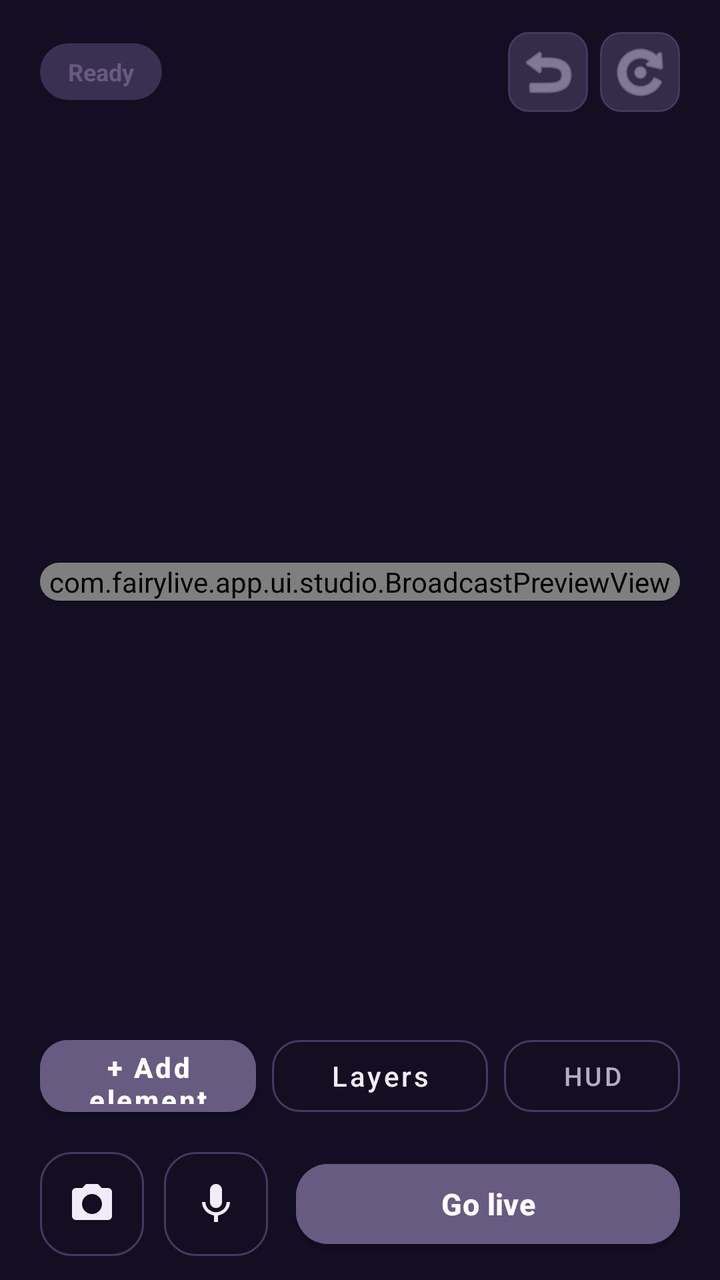
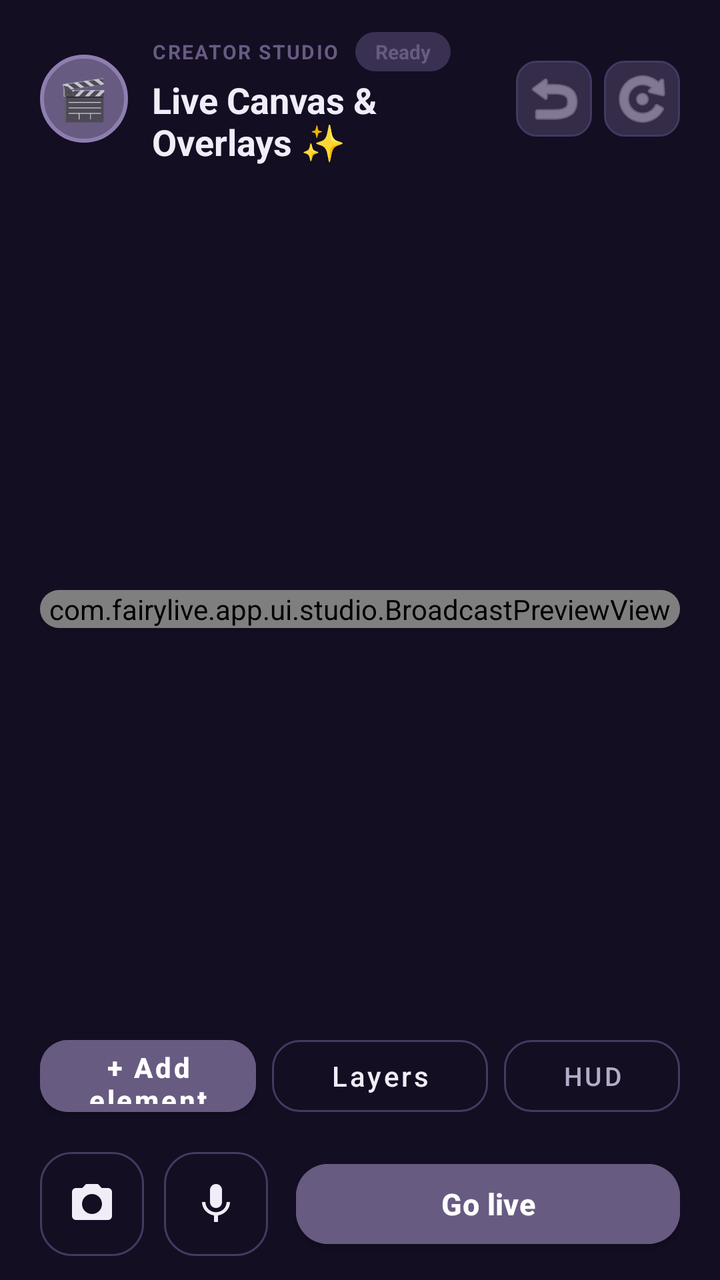

An Android layout rendered at two revisions. The XML below is the earlier revision; the diff shows what the commit changed to produce the second picture.
<!-- AndroidManifest.xml: application theme Theme.FairyLive -->
<!-- res/layout/fragment_creator_studio.xml -->
<?xml version="1.0" encoding="utf-8"?>
<androidx.coordinatorlayout.widget.CoordinatorLayout xmlns:android="http://schemas.android.com/apk/res/android"
    xmlns:app="http://schemas.android.com/apk/res-auto"
    android:layout_width="match_parent"
    android:layout_height="match_parent"
    android:background="@color/bg_primary">

    
    <LinearLayout
        android:layout_width="match_parent"
        android:layout_height="match_parent"
        android:orientation="vertical"
        android:paddingHorizontal="20dp"
        android:paddingTop="16dp"
        android:paddingBottom="12dp">

        
        <LinearLayout
            android:layout_width="match_parent"
            android:layout_height="wrap_content"
            android:gravity="center_vertical"
            android:orientation="horizontal">

            <TextView
                android:id="@+id/tv_studio_status_badge"
                android:layout_width="wrap_content"
                android:layout_height="wrap_content"
                android:background="@drawable/bg_status_pill"
                android:paddingHorizontal="14dp"
                android:paddingVertical="6dp"
                android:text="Ready"
                android:textColor="@color/accent_primary"
                android:textSize="12sp"
                android:textStyle="bold" />

            <TextView
                android:id="@+id/tv_stream_timer"
                android:layout_width="wrap_content"
                android:layout_height="wrap_content"
                android:layout_marginStart="10dp"
                android:text="00:00:00"
                android:textColor="@color/text_secondary"
                android:textSize="13sp"
                android:visibility="gone" />

            <View
                android:layout_width="0dp"
                android:layout_height="1dp"
                android:layout_weight="1" />

            <ImageButton
                android:id="@+id/btn_undo"
                android:layout_width="40dp"
                android:layout_height="40dp"
                android:layout_marginEnd="6dp"
                android:background="@drawable/bg_control_icon_button"
                android:contentDescription="Undo"
                android:src="@android:drawable/ic_menu_revert"
                app:tint="@color/text_secondary" />

            <ImageButton
                android:id="@+id/btn_redo"
                android:layout_width="40dp"
                android:layout_height="40dp"
                android:background="@drawable/bg_control_icon_button"
                android:contentDescription="Redo"
                android:src="@android:drawable/ic_menu_rotate"
                app:tint="@color/text_secondary" />
        </LinearLayout>

        
        <HorizontalScrollView
            android:layout_width="match_parent"
            android:layout_height="wrap_content"
            android:layout_marginTop="12dp"
            android:scrollbars="none">

            <LinearLayout
                android:id="@+id/layout_scene_chips"
                android:layout_width="wrap_content"
                android:layout_height="wrap_content"
                android:gravity="center_vertical"
                android:orientation="horizontal">
                
            </LinearLayout>
        </HorizontalScrollView>

        
        <FrameLayout
            android:id="@+id/preview_card"
            android:layout_width="match_parent"
            android:layout_height="0dp"
            android:layout_weight="1"
            android:layout_marginTop="12dp"
            android:layout_marginBottom="12dp">

            <androidx.cardview.widget.CardView
                android:layout_width="match_parent"
                android:layout_height="wrap_content"
                android:layout_gravity="center"
                app:cardBackgroundColor="@color/bg_card"
                app:cardCornerRadius="22dp"
                app:cardElevation="2dp">

                <FrameLayout
                    android:id="@+id/preview_container"
                    android:layout_width="match_parent"
                    android:layout_height="wrap_content">

                    
                    <com.fairylive.app.ui.studio.BroadcastPreviewView
                        android:id="@+id/broadcast_preview_view"
                        android:layout_width="match_parent"
                        android:layout_height="wrap_content"
                        android:layout_gravity="center" />

                    
                    <LinearLayout
                        android:id="@+id/layout_hud_overlay"
                        android:layout_width="wrap_content"
                        android:layout_height="wrap_content"
                        android:layout_gravity="top|start"
                        android:layout_margin="12dp"
                        android:background="@drawable/bg_hud_overlay"
                        android:orientation="horizontal"
                        android:paddingHorizontal="12dp"
                        android:paddingVertical="6dp"
                        android:visibility="gone">

                        <TextView
                            android:id="@+id/tv_hud_fps"
                            android:layout_width="wrap_content"
                            android:layout_height="wrap_content"
                            android:text="30 FPS"
                            android:textColor="@color/status_green"
                            android:textSize="11sp"
                            android:textStyle="bold" />

                        <TextView
                            android:layout_width="wrap_content"
                            android:layout_height="wrap_content"
                            android:text=" • "
                            android:textColor="@color/text_muted"
                            android:textSize="11sp" />

                        <TextView
                            android:id="@+id/tv_hud_bitrate"
                            android:layout_width="wrap_content"
                            android:layout_height="wrap_content"
                            android:text="2.0 Mbps"
                            android:textColor="@color/text_on_dark"
                            android:textSize="11sp" />

                        <TextView
                            android:layout_width="wrap_content"
                            android:layout_height="wrap_content"
                            android:text=" • "
                            android:textColor="@color/text_muted"
                            android:textSize="11sp" />

                        <TextView
                            android:id="@+id/tv_hud_audio_rate"
                            android:layout_width="wrap_content"
                            android:layout_height="wrap_content"
                            android:text="48 kHz"
                            android:textColor="@color/text_on_dark_muted"
                            android:textSize="11sp" />

                        <TextView
                            android:layout_width="wrap_content"
                            android:layout_height="wrap_content"
                            android:text=" • "
                            android:textColor="@color/text_muted"
                            android:textSize="11sp" />

                        <TextView
                            android:id="@+id/tv_hud_codecs"
                            android:layout_width="wrap_content"
                            android:layout_height="wrap_content"
                            android:text="A/V 0 ms"
                            android:textColor="@color/text_on_dark_muted"
                            android:textSize="11sp" />
                    </LinearLayout>
                </FrameLayout>
            </androidx.cardview.widget.CardView>
        </FrameLayout>

        
        <LinearLayout
            android:id="@+id/layout_default_toolbar"
            android:layout_width="match_parent"
            android:layout_height="wrap_content"
            android:gravity="center_vertical"
            android:orientation="horizontal">

            <com.google.android.material.button.MaterialButton
                android:id="@+id/btn_add_overlay"
                android:layout_width="0dp"
                android:layout_height="48dp"
                android:layout_weight="1"
                android:layout_marginEnd="8dp"
                android:backgroundTint="@color/accent_primary"
                android:text="+ Add element"
                android:textAllCaps="false"
                android:textColor="@color/text_on_dark"
                android:textSize="14sp"
                android:textStyle="bold"
                app:cornerRadius="14dp"
                app:elevation="1dp" />

            <com.google.android.material.button.MaterialButton
                android:id="@+id/btn_layers_toggle"
                style="@style/Widget.MaterialComponents.Button.OutlinedButton"
                android:layout_width="0dp"
                android:layout_height="48dp"
                android:layout_weight="1"
                android:layout_marginEnd="8dp"
                android:text="Layers"
                android:textAllCaps="false"
                android:textColor="@color/text_primary"
                android:textSize="14sp"
                app:cornerRadius="14dp"
                app:strokeColor="@color/bg_card_stroke"
                app:strokeWidth="1dp" />

            <com.google.android.material.button.MaterialButton
                android:id="@+id/btn_hud_toggle"
                style="@style/Widget.MaterialComponents.Button.OutlinedButton"
                android:layout_width="wrap_content"
                android:layout_height="48dp"
                android:text="HUD"
                android:textAllCaps="false"
                android:textColor="@color/text_secondary"
                android:textSize="13sp"
                app:cornerRadius="14dp"
                app:strokeColor="@color/bg_card_stroke"
                app:strokeWidth="1dp" />
        </LinearLayout>

        
        <androidx.cardview.widget.CardView
            android:id="@+id/layout_selected_properties"
            android:layout_width="match_parent"
            android:layout_height="wrap_content"
            android:visibility="gone"
            app:cardBackgroundColor="@color/bg_card"
            app:cardCornerRadius="18dp"
            app:cardElevation="2dp">

            <LinearLayout
                android:layout_width="match_parent"
                android:layout_height="wrap_content"
                android:orientation="vertical"
                android:padding="14dp">

                <LinearLayout
                    android:layout_width="match_parent"
                    android:layout_height="wrap_content"
                    android:gravity="center_vertical"
                    android:orientation="horizontal">

                    <TextView
                        android:id="@+id/tv_selected_element_title"
                        style="@style/Typography.FairyLive.Title"
                        android:layout_width="0dp"
                        android:layout_height="wrap_content"
                        android:layout_weight="1"
                        android:text="Text Overlay"
                        android:textSize="14sp" />

                    <ImageButton
                        android:id="@+id/btn_element_close_selection"
                        android:layout_width="32dp"
                        android:layout_height="32dp"
                        android:background="?attr/selectableItemBackgroundBorderless"
                        android:src="@drawable/ic_stop"
                        app:tint="@color/text_muted" />
                </LinearLayout>

                <LinearLayout
                    android:layout_width="match_parent"
                    android:layout_height="wrap_content"
                    android:layout_marginTop="10dp"
                    android:gravity="center_vertical"
                    android:orientation="horizontal">

                    <com.google.android.material.button.MaterialButton
                        android:id="@+id/btn_element_edit"
                        android:layout_width="0dp"
                        android:layout_height="42dp"
                        android:layout_weight="1"
                        android:layout_marginEnd="8dp"
                        android:backgroundTint="@color/accent_primary"
                        android:text="Edit"
                        android:textAllCaps="false"
                        android:textColor="@color/text_on_dark"
                        android:textSize="13sp"
                        app:cornerRadius="12dp"
                        app:elevation="0dp" />

                    <com.google.android.material.button.MaterialButton
                        android:id="@+id/btn_element_layer_up"
                        style="@style/Widget.MaterialComponents.Button.OutlinedButton"
                        android:layout_width="42dp"
                        android:layout_height="42dp"
                        android:layout_marginEnd="6dp"
                        android:insetLeft="0dp"
                        android:insetTop="0dp"
                        android:insetRight="0dp"
                        android:insetBottom="0dp"
                        android:padding="0dp"
                        android:text="▲"
                        android:textColor="@color/text_primary"
                        android:textSize="12sp"
                        app:cornerRadius="12dp"
                        app:strokeColor="@color/bg_card_stroke" />

                    <com.google.android.material.button.MaterialButton
                        android:id="@+id/btn_element_layer_down"
                        style="@style/Widget.MaterialComponents.Button.OutlinedButton"
                        android:layout_width="42dp"
                        android:layout_height="42dp"
                        android:layout_marginEnd="8dp"
                        android:insetLeft="0dp"
                        android:insetTop="0dp"
                        android:insetRight="0dp"
                        android:insetBottom="0dp"
                        android:padding="0dp"
                        android:text="▼"
                        android:textColor="@color/text_primary"
                        android:textSize="12sp"
                        app:cornerRadius="12dp"
                        app:strokeColor="@color/bg_card_stroke" />

                    <com.google.android.material.button.MaterialButton
                        android:id="@+id/btn_element_duplicate"
                        style="@style/Widget.MaterialComponents.Button.OutlinedButton"
                        android:layout_width="wrap_content"
                        android:layout_height="42dp"
                        android:layout_marginEnd="8dp"
                        android:text="Copy"
                        android:textAllCaps="false"
                        android:textColor="@color/text_primary"
                        android:textSize="13sp"
                        app:cornerRadius="12dp"
                        app:strokeColor="@color/bg_card_stroke" />

                    <com.google.android.material.button.MaterialButton
                        android:id="@+id/btn_element_delete"
                        style="@style/Widget.MaterialComponents.Button.OutlinedButton"
                        android:layout_width="wrap_content"
                        android:layout_height="42dp"
                        android:text="Delete"
                        android:textAllCaps="false"
                        android:textColor="@color/status_red"
                        android:textSize="13sp"
                        app:cornerRadius="12dp"
                        app:strokeColor="@color/status_red" />
                </LinearLayout>
            </LinearLayout>
        </androidx.cardview.widget.CardView>

        
        <LinearLayout
            android:layout_width="match_parent"
            android:layout_height="wrap_content"
            android:layout_marginTop="14dp"
            android:gravity="center_vertical"
            android:orientation="horizontal">

            <com.google.android.material.button.MaterialButton
                android:id="@+id/btn_toggle_camera"
                style="@style/Widget.MaterialComponents.Button.OutlinedButton"
                android:layout_width="52dp"
                android:layout_height="52dp"
                android:insetLeft="0dp"
                android:insetTop="0dp"
                android:insetRight="0dp"
                android:insetBottom="0dp"
                android:padding="0dp"
                app:cornerRadius="16dp"
                app:icon="@drawable/ic_camera"
                app:iconGravity="textStart"
                app:iconPadding="0dp"
                app:iconTint="@color/text_primary"
                app:strokeColor="@color/bg_card_stroke"
                app:strokeWidth="1dp" />

            <com.google.android.material.button.MaterialButton
                android:id="@+id/btn_toggle_mic"
                style="@style/Widget.MaterialComponents.Button.OutlinedButton"
                android:layout_width="52dp"
                android:layout_height="52dp"
                android:layout_marginStart="10dp"
                android:insetLeft="0dp"
                android:insetTop="0dp"
                android:insetRight="0dp"
                android:insetBottom="0dp"
                android:padding="0dp"
                app:cornerRadius="16dp"
                app:icon="@drawable/ic_mic"
                app:iconGravity="textStart"
                app:iconPadding="0dp"
                app:iconTint="@color/text_primary"
                app:strokeColor="@color/bg_card_stroke"
                app:strokeWidth="1dp" />

            <com.google.android.material.button.MaterialButton
                android:id="@+id/btn_go_live"
                android:layout_width="0dp"
                android:layout_height="52dp"
                android:layout_marginStart="14dp"
                android:layout_weight="1"
                android:backgroundTint="@color/accent_primary"
                android:letterSpacing="0.01"
                android:text="Go live"
                android:textAllCaps="false"
                android:textColor="@color/text_on_dark"
                android:textSize="15sp"
                android:textStyle="bold"
                app:cornerRadius="16dp"
                app:elevation="2dp" />
        </LinearLayout>

    </LinearLayout>

</androidx.coordinatorlayout.widget.CoordinatorLayout>
<!-- resources referenced by this layout -->
<resources>
  <color name="accent_primary">#685B82</color>
  <color name="bg_card">#342C48</color>
  <color name="bg_card_stroke">#433A61</color>
  <color name="bg_primary">#130E22</color>
  <color name="status_green">#00E676</color>
  <color name="status_red">#FF5252</color>
  <color name="text_muted">#7E7494</color>
  <color name="text_on_dark">#FFFFFF</color>
  <color name="text_on_dark_muted">#C8C1D6</color>
  <color name="text_primary">#F1EDF8</color>
  <color name="text_secondary">#B5ADC7</color>
  <!-- drawable bg_control_icon_button (drawable) -->
  <?xml version="1.0" encoding="utf-8"?>
  <shape xmlns:android="http://schemas.android.com/apk/res/android"
      android:shape="rectangle">
      <solid android:color="@color/bg_card" />
      <stroke
          android:width="1dp"
          android:color="@color/bg_card_stroke" />
      <corners android:radius="@dimen/radius_sm" />
  </shape>
  <!-- drawable bg_hud_overlay (drawable) -->
  <?xml version="1.0" encoding="utf-8"?>
  <shape xmlns:android="http://schemas.android.com/apk/res/android"
      android:shape="rectangle">
      <solid android:color="#E61C152E" />
      <stroke
          android:width="1dp"
          android:color="#433A61" />
      <corners android:radius="8dp" />
  </shape>
  <!-- drawable bg_status_pill (drawable) -->
  <?xml version="1.0" encoding="utf-8"?>
  <shape xmlns:android="http://schemas.android.com/apk/res/android"
      android:shape="rectangle">
      <solid android:color="@color/bg_card_stroke_subtle" />
      <corners android:radius="@dimen/pill_radius" />
  </shape>
  <!-- drawable ic_stop (drawable) -->
  <vector xmlns:android="http://schemas.android.com/apk/res/android"
      android:width="24dp"
      android:height="24dp"
      android:viewportWidth="24"
      android:viewportHeight="24">
      <path
          android:fillColor="#FFFFFFFF"
          android:pathData="M6,6h12v12H6z" />
  </vector>
  <style name="Typography.FairyLive.Title" parent="TextAppearance.MaterialComponents.Headline6">
          <item name="android:textColor">@color/text_primary</item>
          <item name="android:textStyle">bold</item>
          <item name="android:letterSpacing">-0.01</item>
      </style>
  <dimen name="radius_sm">10dp</dimen>
  <color name="bg_card_stroke_subtle">#3A3052</color>
  <dimen name="pill_radius">999dp</dimen>
  <color name="accent_primary_variant">#8E7EB0</color>
  <color name="bg_surface">#1C152E</color>
  <style name="Theme.FairyLive.BottomSheetDialog" parent="ThemeOverlay.MaterialComponents.BottomSheetDialog">
          <item name="android:windowAnimationStyle">@style/DialogAnimation.FairyLive.BottomSheet</item>
          <item name="bottomSheetStyle">@style/FairyBottomSheetStyle</item>
      </style>
  <style name="DialogAnimation.FairyLive.BottomSheet" parent="Animation.Design.BottomSheetDialog">
          <item name="android:windowEnterAnimation">@anim/slide_in_bottom</item>
          <item name="android:windowExitAnimation">@anim/slide_out_bottom</item>
      </style>
  <style name="FairyBottomSheetStyle" parent="Widget.MaterialComponents.BottomSheet.Modal">
          <item name="android:background">@drawable/bg_bottom_sheet</item>
          <item name="behavior_peekHeight">280dp</item>
      </style>
  <dimen name="radius_xl">24dp</dimen>
  <!-- unchanged entries left out for length: 4 -->
</resources>

<!-- the commit's change to res/layout/fragment_creator_studio.xml (unified diff, before → after) -->
@@ -21,37 +21,87 @@
             android:gravity="center_vertical"
             android:orientation="horizontal">
 
-            <TextView
-                android:id="@+id/tv_studio_status_badge"
-                android:layout_width="wrap_content"
+            <FrameLayout
+                android:layout_width="44dp"
+                android:layout_height="44dp"
+                android:background="@drawable/bg_avatar_circle">
+
+                <TextView
+                    android:layout_width="wrap_content"
+                    android:layout_height="wrap_content"
+                    android:layout_gravity="center"
+                    android:text="🎬"
+                    android:textSize="20sp" />
+            </FrameLayout>
+
+            <LinearLayout
+                android:layout_width="0dp"
                 android:layout_height="wrap_content"
-                android:background="@drawable/bg_status_pill"
-                android:paddingHorizontal="14dp"
-                android:paddingVertical="6dp"
-                android:text="Ready"
-                android:textColor="@color/accent_primary"
-                android:textSize="12sp"
-                android:textStyle="bold" />
-
-            <TextView
-                android:id="@+id/tv_stream_timer"
-                android:layout_width="wrap_content"
-                android:layout_height="wrap_content"
-                android:layout_marginStart="10dp"
-                android:text="00:00:00"
-                android:textColor="@color/text_secondary"
-                android:textSize="13sp"
-                android:visibility="gone" />
-
-            <View
-                android:layout_width="0dp"
-                android:layout_height="1dp"
-                android:layout_weight="1" />
+                android:layout_marginStart="12dp"
+                android:layout_weight="1"
+                android:orientation="vertical">
+
+                <LinearLayout
+                    android:layout_width="wrap_content"
+                    android:layout_height="wrap_content"
+                    android:gravity="center_vertical"
+                    android:orientation="horizontal">
+
+                    <TextView
+                        android:layout_width="wrap_content"
+                        android:layout_height="wrap_content"
+                        android:text="CREATOR STUDIO"
+                        android:textColor="@color/accent_primary"
+                        android:textSize="10sp"
+                        android:textStyle="bold"
+                        android:letterSpacing="0.08" />
+
+                    <TextView
+                        android:id="@+id/tv_studio_status_badge"
+                        android:layout_width="wrap_content"
+                        android:layout_height="wrap_content"
+                        android:layout_marginStart="8dp"
+                        android:background="@drawable/bg_status_pill"
+                        android:paddingHorizontal="10dp"
+                        android:paddingVertical="3dp"
+                        android:text="Ready"
+                        android:textColor="@color/accent_primary"
+                        android:textSize="10sp"
+                        android:textStyle="bold" />
+                </LinearLayout>
+
+                <LinearLayout
+                    android:layout_width="wrap_content"
+                    android:layout_height="wrap_content"
+                    android:layout_marginTop="2dp"
+                    android:gravity="center_vertical"
+                    android:orientation="horizontal">
+
+                    <TextView
+                        android:layout_width="wrap_content"
+                        android:layout_height="wrap_content"
+                        android:text="Live Canvas &amp; Overlays ✨"
+                        android:textColor="@color/text_primary"
+                        android:textSize="18sp"
+                        android:textStyle="bold" />
+
+                    <TextView
+                        android:id="@+id/tv_stream_timer"
+                        android:layout_width="wrap_content"
+                        android:layout_height="wrap_content"
+                        android:layout_marginStart="8dp"
+                        android:text="00:00:00"
+                        android:textColor="@color/status_red"
+                        android:textSize="12sp"
+                        android:textStyle="bold"
+                        android:visibility="gone" />
+                </LinearLayout>
+            </LinearLayout>
 
             <ImageButton
                 android:id="@+id/btn_undo"
-                android:layout_width="40dp"
-                android:layout_height="40dp"
+                android:layout_width="38dp"
+                android:layout_height="38dp"
                 android:layout_marginEnd="6dp"
                 android:background="@drawable/bg_control_icon_button"
                 android:contentDescription="Undo"
@@ -60,8 +110,8 @@
 
             <ImageButton
                 android:id="@+id/btn_redo"
-                android:layout_width="40dp"
-                android:layout_height="40dp"
+                android:layout_width="38dp"
+                android:layout_height="38dp"
                 android:background="@drawable/bg_control_icon_button"
                 android:contentDescription="Redo"
                 android:src="@android:drawable/ic_menu_rotate"
<!-- resource entries referenced after the edit -->
@@ -11,6 +11,15 @@
   <color name="text_on_dark_muted">#C8C1D6</color>
   <color name="text_primary">#F1EDF8</color>
   <color name="text_secondary">#B5ADC7</color>
+  <!-- drawable bg_avatar_circle (drawable) -->
+  <?xml version="1.0" encoding="utf-8"?>
+  <shape xmlns:android="http://schemas.android.com/apk/res/android"
+      android:shape="oval">
+      <solid android:color="@color/accent_primary" />
+      <stroke
+          android:width="2dp"
+          android:color="@color/accent_primary_variant" />
+  </shape>
   <!-- drawable bg_control_icon_button (drawable) -->
   <?xml version="1.0" encoding="utf-8"?>
   <shape xmlns:android="http://schemas.android.com/apk/res/android"
